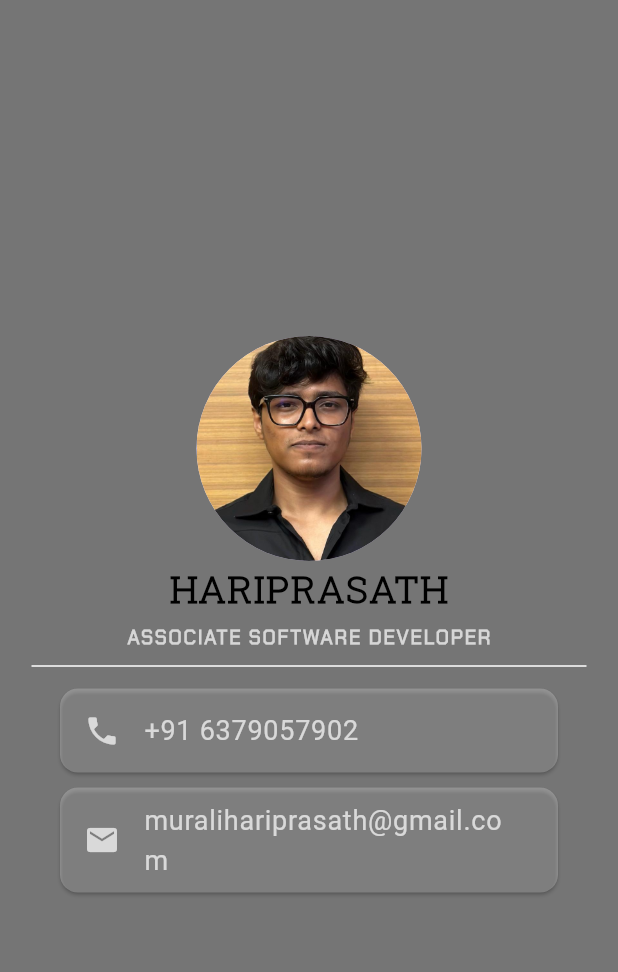
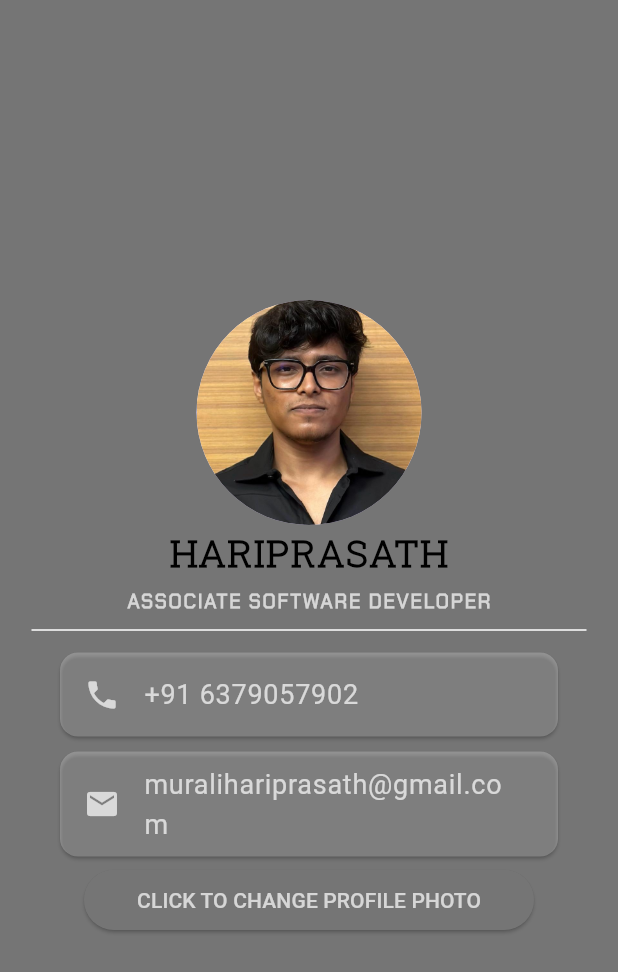
Before and after one commit to hari-prasath13/INTO-CARD, a Flutter app: the screen it shows after launch, on a phone screen of 412 x 824 dp. Shown: the top 972 px of the screen. Run offline on Flutter 3.47's test engine with Material 3 defaults, Android fonts, the phone set to English and light mode, and no system bars; our stand-ins replace image_picker.

Commit message:
profile photo change

```diff
--- a/lib/main.dart
+++ b/lib/main.dart
@@ -1,84 +1,136 @@
 import 'package:flutter/material.dart';
+import 'package:image_picker/image_picker.dart';
+import 'dart:io';
 
 void main() {
-  runApp( myapp());
+  runApp(MyApp());
 }
 
-class myapp extends StatelessWidget {
-  const myapp({super.key});
+class MyApp extends StatelessWidget {
+  const MyApp({Key? key}) : super(key: key);
 
   @override
   Widget build(BuildContext context) {
     return MaterialApp(
+      home: MyHomePage(),
+    );
+  }
+}
 
-          home: Scaffold(
+class MyHomePage extends StatefulWidget {
+  const MyHomePage({Key? key}) : super(key: key);
+
+  @override
+  _MyHomePageState createState() => _MyHomePageState();
+}
+
+class _MyHomePageState extends State<MyHomePage> {
+  File? _image;
+
+  Future getImage() async {
+    final image = await ImagePicker().pickImage(source: ImageSource.gallery);
+
+    if (image == null) return;
+
+    final imageTemporary = File(image.path);
+
+    setState(() {
+      _image = imageTemporary;
+    });
+  }
+
+  @override
+  Widget build(BuildContext context) {
+    return Scaffold(
       backgroundColor: Colors.grey[600],
-            body:SafeArea(
+      body: SafeArea(
         child: Column(
           mainAxisAlignment: MainAxisAlignment.center,
-               children: <Widget> [
+          children: <Widget>[
             CircleAvatar(
               radius: 75,
-                   backgroundImage: AssetImage('image/hari.jpeg'),
+              backgroundImage: _image != null ? FileImage(_image!) : AssetImage('image/hari.jpeg') as ImageProvider<Object>?,
             ),
-                 Text('HARIPRASATH',
+            Text(
+              'HARIPRASATH',
               style: TextStyle(
                 color: Colors.black,
                 fontSize: 25,
                 fontFamily: 'RobotoSlab',
                 fontWeight: FontWeight.bold,
-                         letterSpacing:0.9,
+                letterSpacing: 0.9,
               ),
             ),
-                 SizedBox(height:5,),
-                 Text('ASSOCIATE SOFTWARE DEVELOPER',
+            SizedBox(
+              height: 5,
+            ),
+            Text(
+              'ASSOCIATE SOFTWARE DEVELOPER',
               style: TextStyle(
                 color: Colors.white70,
                 fontSize: 13,
-                     fontFamily:'ChakraPetch',
+                fontFamily: 'ChakraPetch',
                 fontWeight: FontWeight.bold,
-                     letterSpacing:1.2,
+                letterSpacing: 1.2,
               ),
             ),
-                 SizedBox(height:20,
+            SizedBox(
+              height: 20,
               width: 370,
               child: Divider(
                 color: Colors.white,
-                 ) ,),
-                 Card(
-                   color: Colors.white24,
-                   margin: EdgeInsets.symmetric(vertical: 5, horizontal: 40),
-                   child:ListTile(
-                     leading: Icon( Icons.phone,
-                       color: Colors.white70,
-                     ),
-                     title:Text('+91 6379057902',
-                       style: TextStyle(
-                         color: Colors.white70,
-                         fontSize: 18,
-                       ) ,
-                     ) ,
               ),
             ),
             Card(
               color: Colors.white24,
               margin: EdgeInsets.symmetric(vertical: 5, horizontal: 40),
               child: ListTile(
-                       leading: Icon( Icons.email,
+                leading: Icon(
+                  Icons.phone,
                   color: Colors.white70,
                 ),
-                       title:Text('muralihariprasath@gmail.com',
+                title: Text(
+                  '+91 6379057902',
                   style: TextStyle(
                     color: Colors.white70,
                     fontSize: 18,
-                         ) ,
-                       ) ,
+                  ),
+                ),
+              ),
+            ),
+            Card(
+              color: Colors.white24,
+              margin: EdgeInsets.symmetric(vertical: 5, horizontal: 40),
+              child: ListTile(
+                leading: Icon(
+                  Icons.email,
+                  color: Colors.white70,
+                ),
+                title: Text(
+                  'muralihariprasath@gmail.com',
+                  style: TextStyle(
+                    color: Colors.white70,
+                    fontSize: 18,
+                  ),
+                ),
+              ),
+            ),
+            Container(
+              width: 300,
+              child: ElevatedButton(
+                onPressed: getImage,
+                style: ElevatedButton.styleFrom(
+                  backgroundColor: Colors.grey[600], // Background color
+                ),
+                child: Text(
+                  'CLICK TO CHANGE PROFILE PHOTO',
+                  style: TextStyle(color: Colors.white70),
+                ),
               ),
             ),
           ],
         ),
       ),
-    ),
     );
   }
 }
--- a/pubspec.yaml
+++ b/pubspec.yaml
@@ -41,6 +41,10 @@ dev_dependencies:
 
 
   flutter_lints: ^2.0.0
+  image_picker: ^1.0.7
+  path_provider: ^2.1.2
+
+
 
 
 flutter:
```
Also changed, not shown: pubspec.lock, 6 other files. Lines whose indentation alone changed are shown as unchanged.
